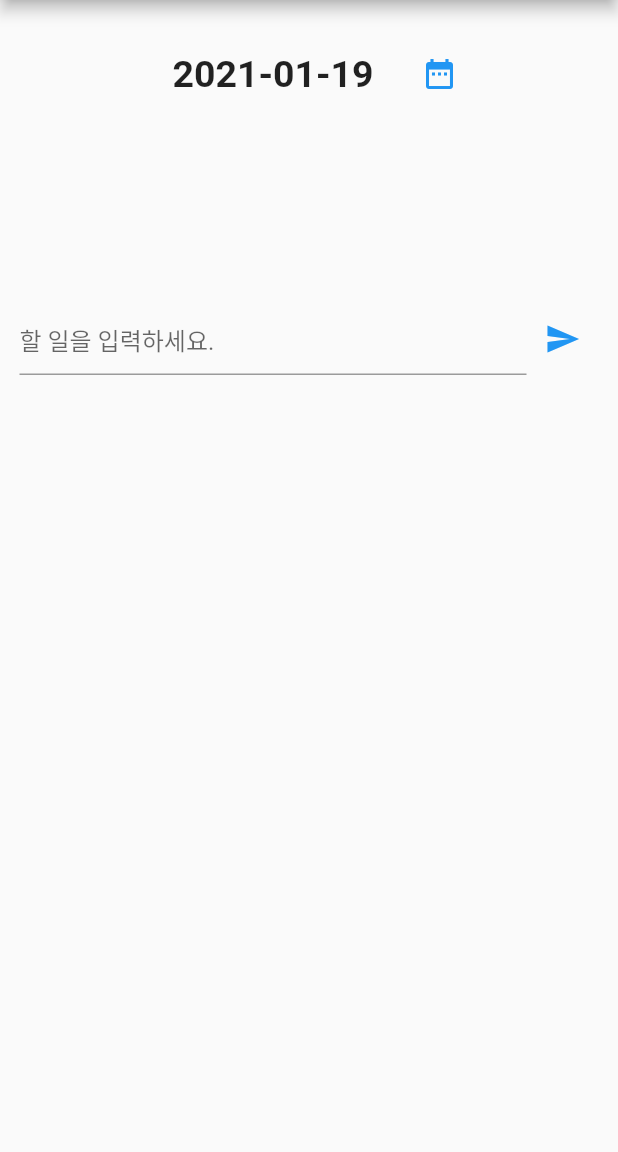
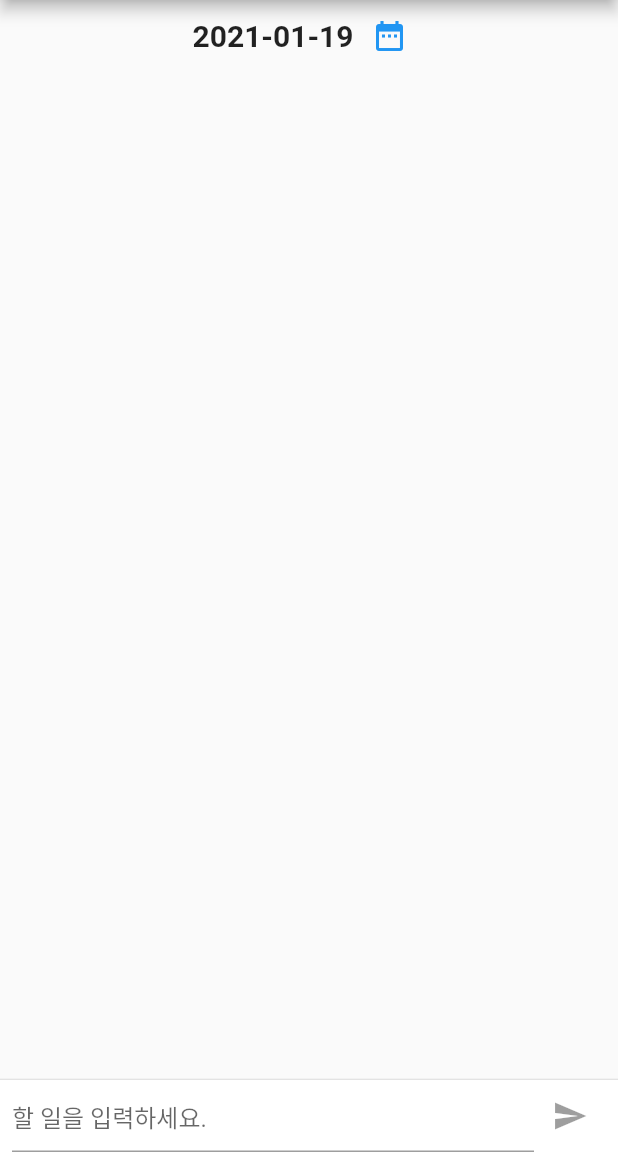
Before and after one commit to boring-km/flutter_todo, a Flutter app: the screen it shows after launch, on a phone screen of 412 x 824 dp, the part 84-1236 px from its top. Run offline on Flutter 3.47's test engine with Material 2 defaults, Android fonts, the phone set to English and light mode, and no system bars.

Commit message:
[TD-07-ck] main.dart 커밋 class 이름 변경, List 생성, 할 일 입력하면 리스트에 추가
아직 초기 단계 => 변경 해야 할 것
1. 먼저 입력된 할 일이 아래로 내려가는 현상
2. 아이디 제거
3. 아이콘을 RadioButton으로 변경

```diff
--- a/lib/main.dart
+++ b/lib/main.dart
@@ -1,34 +1,38 @@
 import 'package:flutter/material.dart';
 
+const String _name = "navyCK";
+
 void main() {
-  runApp(MyApp());
+  runApp(MyToDoApp());
 }
 
-
-class MyApp extends StatelessWidget {
+class MyToDoApp extends StatelessWidget {
   @override
   Widget build(BuildContext context) {
     return MaterialApp(
-      title: 'Flutter Demo',
+      title: 'Flutter To Do',
       theme: ThemeData(
         primarySwatch: Colors.blue,
       ),
-      home: MyHomePage(title: 'To Do'),
+      home: MyToDo(title: 'To Do'),
     );
   }
 }
 
-class MyHomePage extends StatefulWidget {
-  MyHomePage({Key key, this.title}) : super(key: key);
+class MyToDo extends StatefulWidget {
+  MyToDo({Key key, this.title}) : super(key: key);
   final String title;
 
   @override
-  _MyHomePageState createState() => _MyHomePageState();
+  _MyToDoState createState() => _MyToDoState();
 }
 
-class _MyHomePageState extends State<MyHomePage> {
+class _MyToDoState extends State<MyToDo> with TickerProviderStateMixin {
   final _todoTextEditController = TextEditingController();
+  final List<TodoList> _list = <TodoList>[];
   DateTime selectedDate = DateTime.now();
+
+  bool _isComposing = false;
 
   _selectDate(BuildContext context) async {
     final DateTime picked = await showDatePicker(
@@ -49,22 +53,16 @@ class _MyHomePageState extends State<MyHomePage> {
       appBar: AppBar(
         title: Text(widget.title),
       ),
-      body: Center(
-        child: Padding(
-          padding: const EdgeInsets.all(5.0),
+      body: Container(
         child: Column(
           children: <Widget>[
-              Padding(
-                padding: const EdgeInsets.all(10.0),
-                child: Row(
-                  mainAxisSize: MainAxisSize.min,
-                  children: <Widget>[
-                    Padding(
-                      padding: const EdgeInsets.all(20.0),
-                      child: Text(
+            Row(
+              mainAxisAlignment: MainAxisAlignment.center, // 주 축 기준 중앙
+              crossAxisAlignment: CrossAxisAlignment.center, // 교차 축 기준 중앙
+              children: <Widget> [
+                Text(
                   "${selectedDate.toLocal()}".split(' ')[0],
-                        style: TextStyle(fontSize: 25, fontWeight: FontWeight.bold),
-                      ),
+                  style: TextStyle(fontSize: 20, fontWeight: FontWeight.bold),
                 ),
                 IconButton(
                   icon: Icon(Icons.date_range),
@@ -73,50 +71,121 @@ class _MyHomePageState extends State<MyHomePage> {
                 ),
               ],
             ),
+
+            Flexible(
+              child: ListView.builder(
+                padding: const EdgeInsets.all(8.0),
+                reverse: false,
+                itemCount: _list.length,
+                itemBuilder: (_, index) => _list[index],
               ),
+            ),
+            Divider(height: 1.0),
+            Container(
+              decoration: BoxDecoration(
+                color: Theme.of(context).cardColor,
+              ),
+              child: _buildTextComposer(),
+            ),
+          ],
+        ),
+      ),
+    );
+  }
 
-              SizedBox(
-                height: 100,
-              ),
-
-              Padding(
-                padding: const EdgeInsets.all(8.0),
+  Widget _buildTextComposer() {
+    return IconTheme(
+        data: IconThemeData(color: Theme.of(context).accentColor),
+        child: Container(
+          margin: const EdgeInsets.symmetric(horizontal: 8.0),
           child: Row(
-                  mainAxisAlignment: MainAxisAlignment.end,
             children: <Widget> [
               Flexible(
-                      child: TextFormField(
+                child: TextField(
                   controller: _todoTextEditController,
-                        validator: (value) {
-                          if (value.trim().isEmpty) {
-                            return '할 일을 입력하세요.';
-                          }
-                          return null;
-                        },
                   decoration: InputDecoration(
                     hintText: '할 일을 입력하세요.',
                   ),
                   onChanged: (text) {
                     print(text);
+                    setState(() {
+                      _isComposing = text.length > 0;
+                    });
                   },
+                  onSubmitted: _isComposing ? _handleSubmitted : null,
                 ),
               ),
               Container(
                 child: IconButton(
                   color: Colors.blue,
                   icon: Icon(Icons.send),
-                        onPressed: () {
+                  onPressed: _isComposing
+                      ? () => _handleSubmitted(_todoTextEditController.text)
+                      : null,
+                ),
+              )
+            ],
+          ),
+        )
+    );
+  }
 
-                        },
+  void _handleSubmitted(String text) {
+    _todoTextEditController.clear();
+    setState(() {
+      _isComposing = false;
+    });
+    TodoList list = TodoList(
+      text: text,
+      animationController: AnimationController(
+        duration: Duration(milliseconds: 700),
+        vsync: this,
+      ),
+    );
+    setState(() {
+      _list.insert(0, list);
+    });
+    list.animationController.forward();
+  }
+}
+
+
+class TodoList extends StatelessWidget {
+  final String text;
+  final AnimationController animationController;
+
+  TodoList({this.text, this.animationController});
+
+  @override
+  Widget build(BuildContext context) {
+    return SizeTransition(
+      sizeFactor:
+      CurvedAnimation(parent: animationController, curve: Curves.easeOut),
+      axisAlignment: 0.0,
+      child: Container(
+        margin: const EdgeInsets.symmetric(vertical: 10.0),
+        child: Row(
+          crossAxisAlignment: CrossAxisAlignment.start,
+          children: <Widget>[
+            Container(
+              margin: const EdgeInsets.only(right: 16.0),
+              child: CircleAvatar(child: Text(_name[0])),
+            ),
+            Expanded(
+              child: Column(
+                crossAxisAlignment: CrossAxisAlignment.start,
+                children: <Widget>[
+                  Text(_name, style: Theme.of(context).textTheme.headline6),
+                  Container(
+                    margin: const EdgeInsets.only(top: 5.0),
+                    child: Text(text),
+                  ),
+                ],
               ),
             )
           ],
         ),
       ),
-            ],
-          ),
-        ),
-      ),
     );
   }
 }
```
Lines whose indentation alone changed are shown as unchanged.
